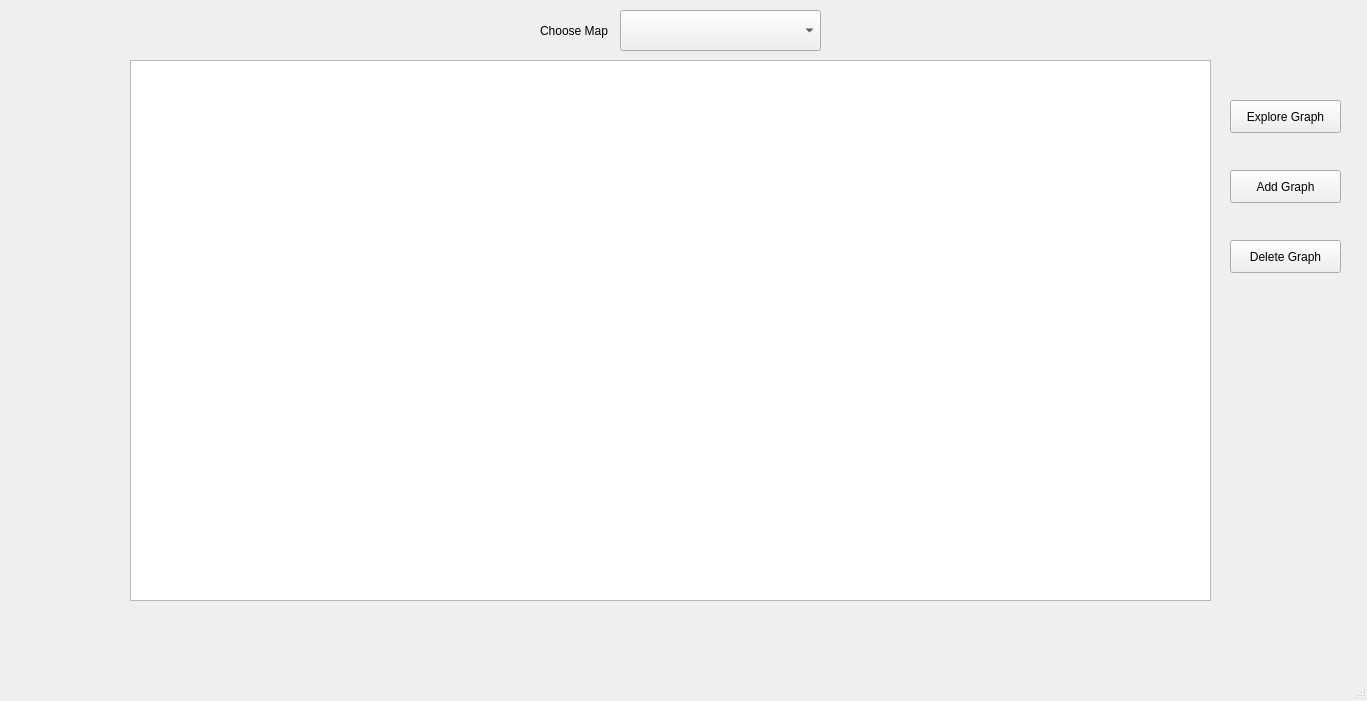
Qt form ui/mainwindow.ui (ziaddevv/Guide_Me_Path_Finder) before a commit.
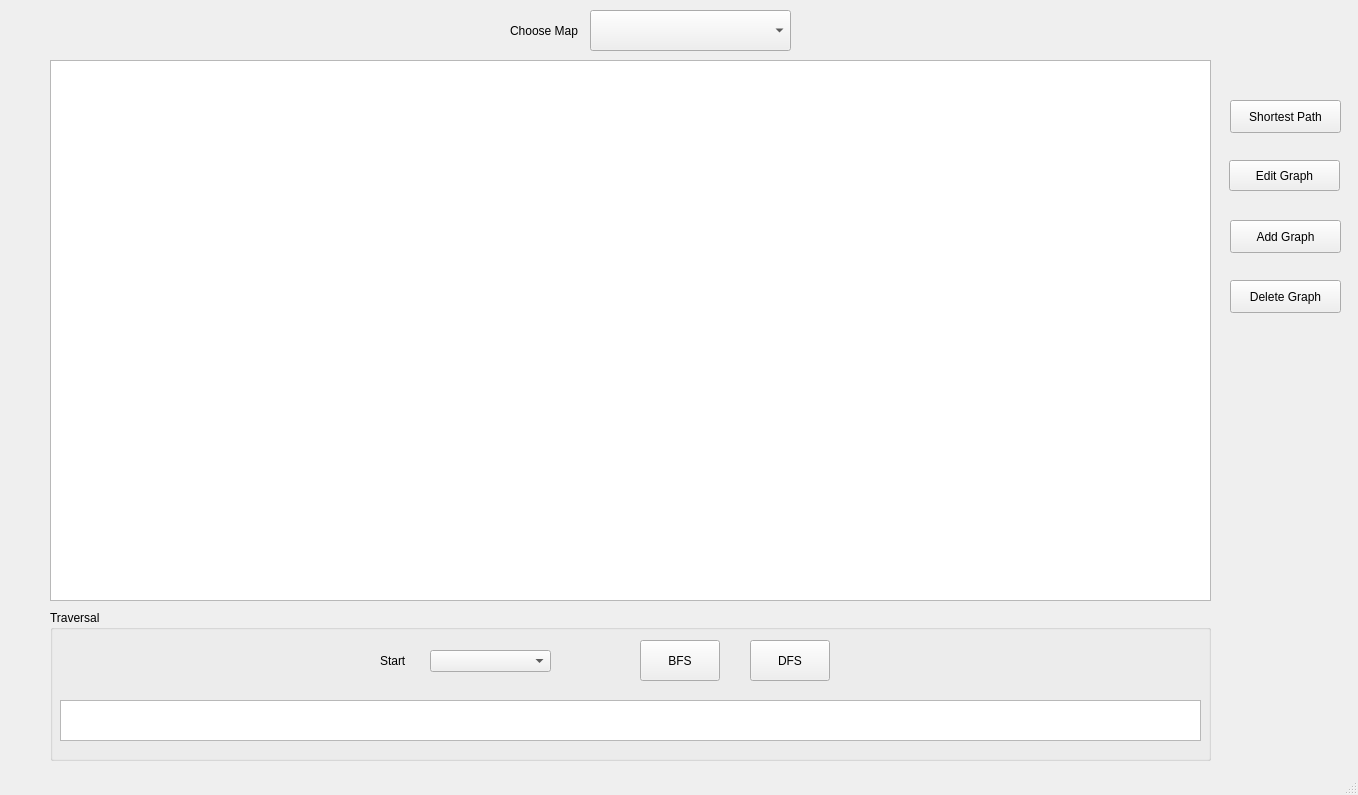
The same form after that commit. Icons and pictures are not drawn.

Commit message: Visualized the shortest path and seperate edit_graph operations

Patch:
```diff
--- a/ui/mainwindow.ui
+++ b/ui/mainwindow.ui
@@ -6,8 +6,8 @@
    <rect>
     <x>0</x>
     <y>0</y>
-    <width>1367</width>
-    <height>701</height>
+    <width>1358</width>
+    <height>795</height>
    </rect>
   </property>
   <property name="windowTitle">
@@ -17,7 +17,7 @@
    <widget class="QComboBox" name="MapSelectionCmb">
     <property name="geometry">
      <rect>
-      <x>620</x>
+      <x>590</x>
       <y>10</y>
       <width>201</width>
       <height>41</height>
@@ -27,7 +27,7 @@
    <widget class="QLabel" name="firstCityLbl_2">
     <property name="geometry">
      <rect>
-      <x>540</x>
+      <x>510</x>
       <y>20</y>
       <width>71</width>
       <height>21</height>
@@ -47,7 +47,7 @@
      </rect>
     </property>
     <property name="text">
-     <string>Explore Graph</string>
+     <string>Shortest Path</string>
     </property>
     <property name="autoDefault">
      <bool>true</bool>
@@ -56,9 +56,9 @@
    <widget class="QGraphicsView" name="graphicsView">
     <property name="geometry">
      <rect>
-      <x>130</x>
+      <x>50</x>
       <y>60</y>
-      <width>1081</width>
+      <width>1161</width>
       <height>541</height>
      </rect>
     </property>
@@ -67,7 +67,7 @@
     <property name="geometry">
      <rect>
       <x>1230</x>
-      <y>170</y>
+      <y>220</y>
       <width>111</width>
       <height>33</height>
      </rect>
@@ -83,7 +83,7 @@
     <property name="geometry">
      <rect>
       <x>1230</x>
-      <y>240</y>
+      <y>280</y>
       <width>111</width>
       <height>33</height>
      </rect>
@@ -96,6 +96,91 @@
       <normaloff>:/images/images/symbol-delete.png</normaloff>:/images/images/symbol-delete.png</iconset>
     </property>
    </widget>
+   <widget class="QGroupBox" name="groupBox_2">
+    <property name="geometry">
+     <rect>
+      <x>50</x>
+      <y>610</y>
+      <width>1161</width>
+      <height>151</height>
+     </rect>
+    </property>
+    <property name="title">
+     <string>Traversal</string>
+    </property>
+    <widget class="QTextBrowser" name="traversal">
+     <property name="geometry">
+      <rect>
+       <x>10</x>
+       <y>90</y>
+       <width>1141</width>
+       <height>41</height>
+      </rect>
+     </property>
+    </widget>
+    <widget class="QComboBox" name="start">
+     <property name="geometry">
+      <rect>
+       <x>380</x>
+       <y>40</y>
+       <width>121</width>
+       <height>22</height>
+      </rect>
+     </property>
+    </widget>
+    <widget class="QLabel" name="label_4">
+     <property name="geometry">
+      <rect>
+       <x>330</x>
+       <y>40</y>
+       <width>51</width>
+       <height>21</height>
+      </rect>
+     </property>
+     <property name="text">
+      <string>Start</string>
+     </property>
+    </widget>
+    <widget class="QPushButton" name="BFS">
+     <property name="geometry">
+      <rect>
+       <x>590</x>
+       <y>30</y>
+       <width>80</width>
+       <height>41</height>
+      </rect>
+     </property>
+     <property name="text">
+      <string>BFS</string>
+     </property>
+    </widget>
+    <widget class="QPushButton" name="DFS">
+     <property name="geometry">
+      <rect>
+       <x>700</x>
+       <y>30</y>
+       <width>80</width>
+       <height>41</height>
+      </rect>
+     </property>
+     <property name="text">
+      <string>DFS</string>
+     </property>
+    </widget>
+   </widget>
+   <widget class="QPushButton" name="editGraph">
+    <property name="geometry">
+     <rect>
+      <x>1229</x>
+      <y>160</y>
+      <width>111</width>
+      <height>31</height>
+     </rect>
+    </property>
+    <property name="text">
+     <string>Edit Graph</string>
+    </property>
+   </widget>
   </widget>
   <widget class="QMenuBar" name="menubar">
    <property name="geometry">
```
Left out of the diff: 6 changed lines with no effect on the pictures. The commit also changes 15 other files.
